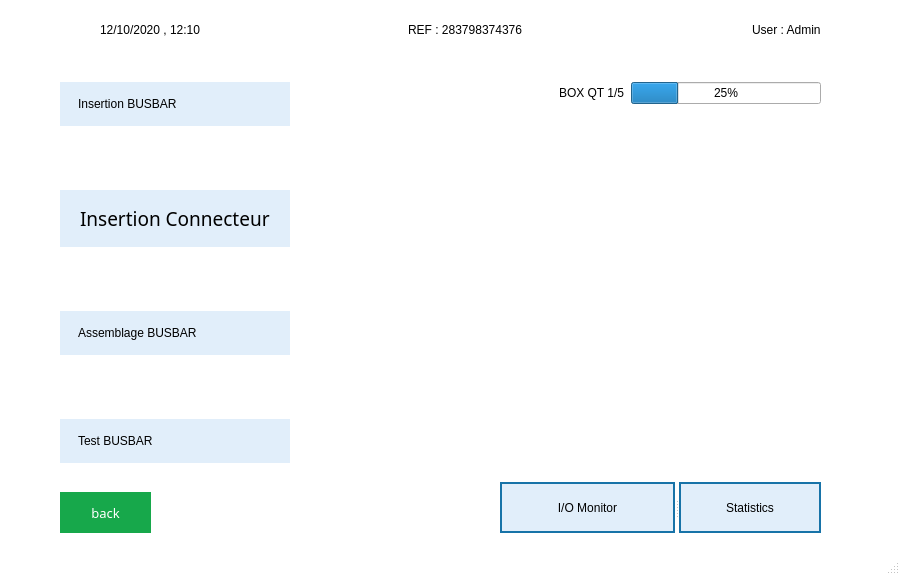
Qt form ui/scan.ui (HamzaMPSY/qt_app_mts) before a commit.
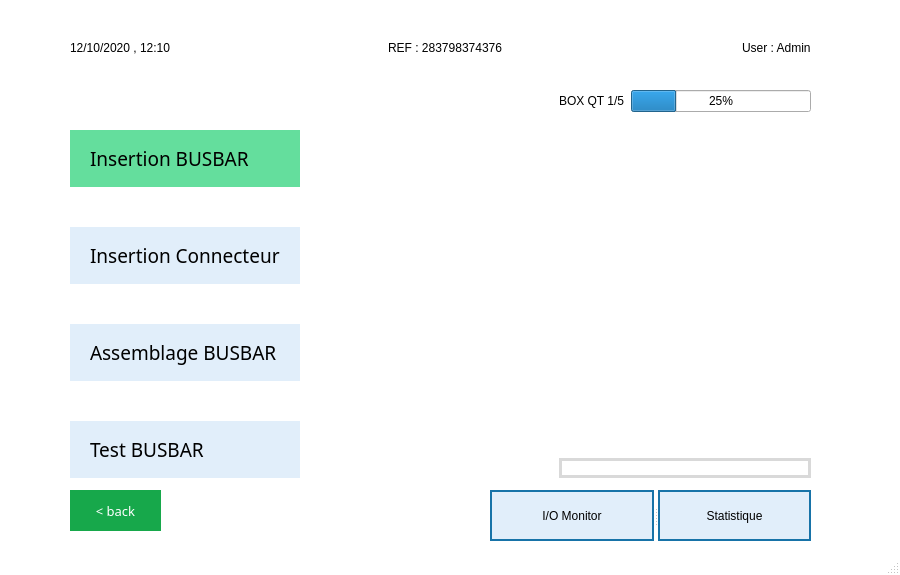
The same form after that commit. Icons and pictures are not drawn.

Patch:
```diff
--- a/ui/scan.ui
+++ b/ui/scan.ui
@@ -14,16 +14,26 @@
    <string>MainWindow</string>
   </property>
   <property name="styleSheet">
-   <string notr="true">#MainWindow{
+   <string notr="true">QCheckBox {
+  padding: 2px;
+  font-size: 13px;
+}
+
+QMainWindow {
 background-color : #ffffff;
 }
 
-#step1,#step2, #step3,#step4 {
+#step2, #step3,#step4 {
 border: 15px solid #e1eefa;
 background-color : #e1eefa;
 }
 
 
+#step1{
+border: 15px solid #64de9d;
+background-color : #64de9d;
+}
+
 #label {
 border: 3px solid #d9d9d9;
 }
@@ -47,150 +57,70 @@
 </string>
   </property>
   <widget class="QWidget" name="centralwidget">
-   <widget class="QSplitter" name="splitter">
+   <widget class="QLabel" name="label_2">
     <property name="geometry">
      <rect>
-      <x>500</x>
-      <y>482</y>
-      <width>321</width>
-      <height>51</height>
+      <x>20</x>
+      <y>18</y>
+      <width>41</width>
+      <height>61</height>
      </rect>
     </property>
-    <property name="orientation">
-     <enum>Qt::Horizontal</enum>
+    <property name="text">
+     <string/>
     </property>
-    <widget class="QPushButton" name="btn_I_O">
-     <property name="text">
-      <string>I/O Monitor</string>
-     </property>
-     <property name="icon">
-      <iconset>
-       <normaloff>../assets/i_o_icon.png</normaloff>../assets/i_o_icon.png</iconset>
-     </property>
-     <property name="iconSize">
-      <size>
-       <width>30</width>
-       <height>30</height>
-      </size>
-     </property>
-    </widget>
-    <widget class="QPushButton" name="btnStatistic">
-     <property name="text">
-      <string>Statistics</string>
-     </property>
-     <property name="icon">
-      <iconset>
-       <normaloff>../assets/static_icon.png</normaloff>
-       <normalon>../assets/static_icon.png</normalon>../assets/static_icon.png</iconset>
-     </property>
-     <property name="iconSize">
-      <size>
-       <width>30</width>
-       <height>30</height>
-      </size>
-     </property>
-    </widget>
+    <property name="pixmap">
+     <pixmap>../assets/logo-small.png</pixmap>
+    </property>
    </widget>
    <widget class="QWidget" name="layoutWidget">
     <property name="geometry">
      <rect>
-      <x>100</x>
-      <y>-6</y>
-      <width>721</width>
-      <height>71</height>
-     </rect>
-    </property>
-    <layout class="QHBoxLayout" name="horizontalLayout_2">
-     <item>
-      <widget class="QLabel" name="dateLabel">
-       <property name="styleSheet">
-        <string notr="true">font: 10pt &quot;MS Shell Dlg 2&quot;;</string>
-       </property>
-       <property name="text">
-        <string>12/10/2020 , 12:10</string>
-       </property>
-      </widget>
-     </item>
-     <item>
-      <spacer name="horizontalSpacer_3">
-       <property name="orientation">
-        <enum>Qt::Horizontal</enum>
-       </property>
-       <property name="sizeHint" stdset="0">
-        <size>
-         <width>40</width>
-         <height>20</height>
-        </size>
-       </property>
-      </spacer>
-     </item>
-     <item>
-      <widget class="QLabel" name="refLabel">
-       <property name="styleSheet">
-        <string notr="true">font: 75 9pt &quot;Verdana&quot;;
-</string>
-       </property>
-       <property name="text">
-        <string>REF : 283798374376       </string>
-       </property>
-      </widget>
-     </item>
-     <item>
-      <spacer name="horizontalSpacer_2">
-       <property name="orientation">
-        <enum>Qt::Horizontal</enum>
-       </property>
-       <property name="sizeHint" stdset="0">
-        <size>
-         <width>40</width>
-         <height>20</height>
-        </size>
-       </property>
-      </spacer>
-     </item>
-     <item>
-      <widget class="QLabel" name="usernameLabel">
-       <property name="styleSheet">
-        <string notr="true">font: 10pt &quot;MS Shell Dlg 2&quot;;</string>
-       </property>
-       <property name="text">
-        <string>User : Admin</string>
-       </property>
-      </widget>
-     </item>
-    </layout>
-   </widget>
-   <widget class="QPushButton" name="btnBack">
-    <property name="geometry">
-     <rect>
-      <x>60</x>
-      <y>492</y>
-      <width>91</width>
-      <height>41</height>
-     </rect>
-    </property>
-    <property name="text">
-     <string>back</string>
-    </property>
-    <property name="icon">
-     <iconset>
-      <normaloff>../assets/images.png</normaloff>../assets/images.png</iconset>
-    </property>
-   </widget>
-   <widget class="QWidget" name="layoutWidget_2">
-    <property name="geometry">
-     <rect>
-      <x>60</x>
-      <y>82</y>
-      <width>761</width>
-      <height>381</height>
+      <x>70</x>
+      <y>90</y>
+      <width>741</width>
+      <height>388</height>
      </rect>
     </property>
     <layout class="QHBoxLayout" name="horizontalLayout">
      <item>
       <layout class="QVBoxLayout" name="verticalLayout">
+       <item>
+        <spacer name="verticalSpacer_5">
+         <property name="orientation">
+          <enum>Qt::Vertical</enum>
+         </property>
+         <property name="sizeHint" stdset="0">
+          <size>
+           <width>20</width>
+           <height>40</height>
+          </size>
+         </property>
+        </spacer>
+       </item>
        <item>
         <widget class="QLabel" name="step1">
+         <property name="maximumSize">
+          <size>
+           <width>16777215</width>
+           <height>16777215</height>
+          </size>
+         </property>
+         <property name="baseSize">
+          <size>
+           <width>30</width>
+           <height>0</height>
+          </size>
+         </property>
+         <property name="font">
+          <font>
+           <family>Nirmala UI Semilight</family>
+           <pointsize>14</pointsize>
+           <weight>50</weight>
+           <italic>false</italic>
+           <bold>false</bold>
+          </font>
+         </property>
          <property name="styleSheet">
           <string notr="true">font: 14pt &quot;Nirmala UI Semilight&quot;;</string>
          </property>
@@ -264,6 +194,27 @@
        </item>
        <item>
         <widget class="QLabel" name="step3">
+         <property name="maximumSize">
+          <size>
+           <width>16777215</width>
+           <height>16777215</height>
+          </size>
+         </property>
+         <property name="baseSize">
+          <size>
+           <width>30</width>
+           <height>0</height>
+          </size>
+         </property>
+         <property name="font">
+          <font>
+           <family>Nirmala UI Semilight</family>
+           <pointsize>14</pointsize>
+           <weight>50</weight>
+           <italic>false</italic>
+           <bold>false</bold>
+          </font>
+         </property>
          <property name="styleSheet">
           <string notr="true">font: 14pt &quot;Nirmala UI Semilight&quot;;</string>
          </property>
@@ -290,6 +241,27 @@
        </item>
        <item>
         <widget class="QLabel" name="step4">
+         <property name="maximumSize">
+          <size>
+           <width>16777215</width>
+           <height>16777215</height>
+          </size>
+         </property>
+         <property name="baseSize">
+          <size>
+           <width>30</width>
+           <height>0</height>
+          </size>
+         </property>
+         <property name="font">
+          <font>
+           <family>Nirmala UI Semilight</family>
+           <pointsize>14</pointsize>
+           <weight>50</weight>
+           <italic>false</italic>
+           <bold>false</bold>
+          </font>
+         </property>
          <property name="styleSheet">
           <string notr="true">font: 14pt &quot;Nirmala UI Semilight&quot;;</string>
          </property>
@@ -344,7 +316,20 @@
         </layout>
        </item>
        <item>
-        <widget class="QLabel" name="img">
+        <spacer name="verticalSpacer_4">
+         <property name="orientation">
+          <enum>Qt::Vertical</enum>
+         </property>
+         <property name="sizeHint" stdset="0">
+          <size>
+           <width>20</width>
+           <height>40</height>
+          </size>
+         </property>
+        </spacer>
+       </item>
+       <item>
+        <widget class="QLabel" name="label">
          <property name="text">
           <string/>
          </property>
@@ -357,20 +342,134 @@
      </item>
     </layout>
    </widget>
-   <widget class="QLabel" name="label_2">
+   <widget class="QWidget" name="layoutWidget_2">
     <property name="geometry">
      <rect>
-      <x>40</x>
-      <y>0</y>
-      <width>41</width>
-      <height>61</height>
+      <x>70</x>
+      <y>12</y>
+      <width>741</width>
+      <height>71</height>
+     </rect>
+    </property>
+    <layout class="QHBoxLayout" name="horizontalLayout_2">
+     <item>
+      <widget class="QLabel" name="dateLabel">
+       <property name="styleSheet">
+        <string notr="true">font: 10pt &quot;MS Shell Dlg 2&quot;;</string>
+       </property>
+       <property name="text">
+        <string>12/10/2020 , 12:10</string>
+       </property>
+      </widget>
+     </item>
+     <item>
+      <spacer name="horizontalSpacer_3">
+       <property name="orientation">
+        <enum>Qt::Horizontal</enum>
+       </property>
+       <property name="sizeHint" stdset="0">
+        <size>
+         <width>40</width>
+         <height>20</height>
+        </size>
+       </property>
+      </spacer>
+     </item>
+     <item>
+      <widget class="QLabel" name="refLabel">
+       <property name="styleSheet">
+        <string notr="true">font: 75 9pt &quot;Verdana&quot;;
+</string>
+       </property>
+       <property name="text">
+        <string>REF : 283798374376       </string>
+       </property>
+      </widget>
+     </item>
+     <item>
+      <spacer name="horizontalSpacer_2">
+       <property name="orientation">
+        <enum>Qt::Horizontal</enum>
+       </property>
+       <property name="sizeHint" stdset="0">
+        <size>
+         <width>40</width>
+         <height>20</height>
+        </size>
+       </property>
+      </spacer>
+     </item>
+     <item>
+      <widget class="QLabel" name="usernameLabel">
+       <property name="styleSheet">
+        <string notr="true">font: 10pt &quot;MS Shell Dlg 2&quot;;</string>
+       </property>
+       <property name="text">
+        <string>User : Admin</string>
+       </property>
+      </widget>
+     </item>
+    </layout>
+   </widget>
+   <widget class="QSplitter" name="splitter">
+    <property name="geometry">
+     <rect>
+      <x>490</x>
+      <y>490</y>
+      <width>321</width>
+      <height>51</height>
+     </rect>
+    </property>
+    <property name="orientation">
+     <enum>Qt::Horizontal</enum>
+    </property>
+    <widget class="QPushButton" name="btn_I_O">
+     <property name="text">
+      <string>I/O Monitor</string>
+     </property>
+     <property name="icon">
+      <iconset>
+       <normaloff>../assets/i_o_icon.png</normaloff>../assets/i_o_icon.png</iconset>
+     </property>
+     <property name="iconSize">
+      <size>
+       <width>30</width>
+       <height>30</height>
+      </size>
+     </property>
+    </widget>
+    <widget class="QPushButton" name="btnStatistic">
+     <property name="text">
+      <string>Statistique</string>
+     </property>
+     <property name="icon">
+      <iconset>
+       <normaloff>../assets/static_icon.png</normaloff>
+       <normalon>../assets/static_icon.png</normalon>../assets/static_icon.png</iconset>
+     </property>
+     <property name="iconSize">
+      <size>
+       <width>30</width>
+       <height>30</height>
+      </size>
+     </property>
+    </widget>
+   </widget>
+   <widget class="QPushButton" name="btnBack">
+    <property name="geometry">
+     <rect>
+      <x>70</x>
+      <y>490</y>
+      <width>91</width>
+      <height>41</height>
      </rect>
     </property>
     <property name="text">
-     <string/>
+     <string>&lt; back</string>
     </property>
-    <property name="pixmap">
-     <pixmap>../assets/logo-small.png</pixmap>
+    <property name="icon">
+     <iconset>
+      <normaloff>../assets/images.png</normaloff>../assets/images.png</iconset>
     </property>
    </widget>
   </widget>
@@ -380,7 +479,7 @@
      <x>0</x>
      <y>0</y>
      <width>900</width>
-     <height>21</height>
+     <height>26</height>
     </rect>
    </property>
   </widget>
```
